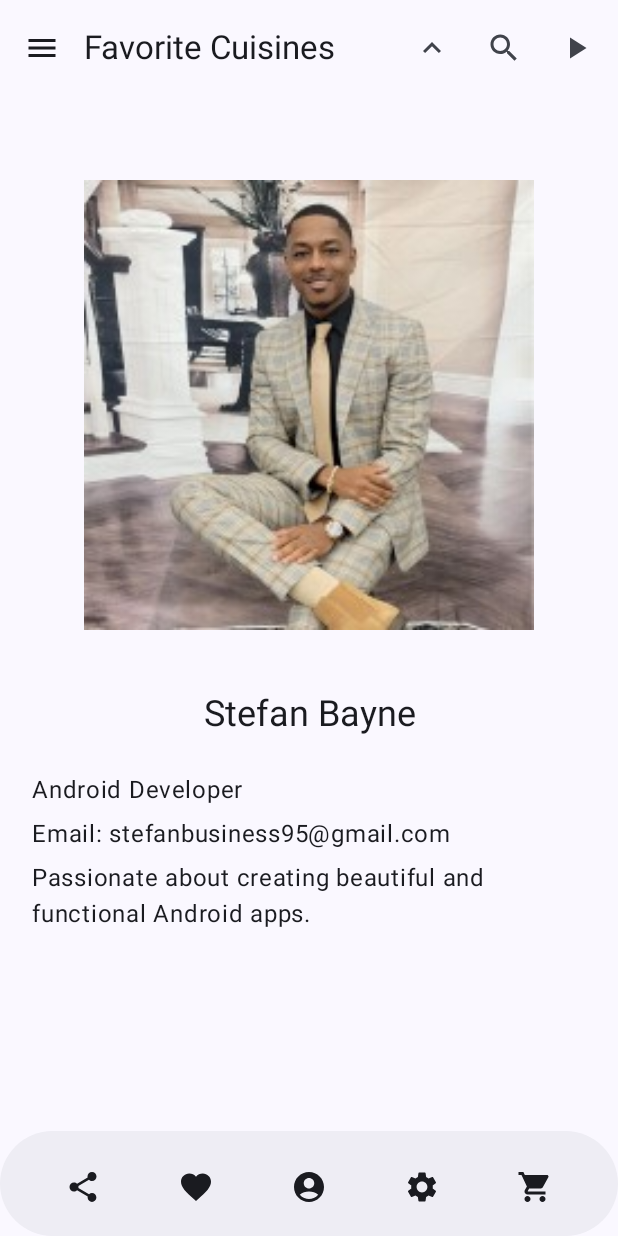
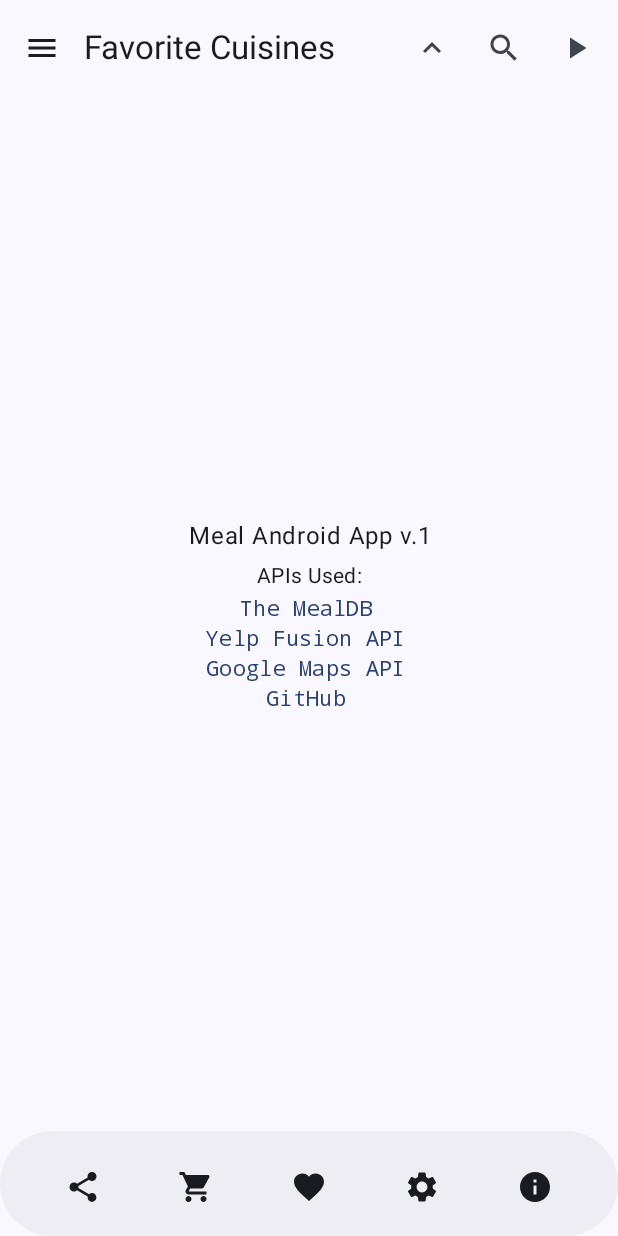
Before and after one commit to GetRighhttt/RecipeCompose, an Android app built with Jetpack Compose: the InfoScreen screen opened through its navigation route, on a phone screen of 412 x 824 dp. Run offline under Robolectric (Android 15) with nearby library versions, the phone set to English and light mode, and no system bars; our stand-ins replace Room's generated code; pictures from the network do not load.

Commit message:
refactor: refactoring about page to info page about the application.

```diff
--- a/app/src/main/java/com/example/recipe_app_compose/MainActivity.kt
+++ b/app/src/main/java/com/example/recipe_app_compose/MainActivity.kt
@@ -12,9 +12,9 @@
 import androidx.compose.foundation.layout.height
 import androidx.compose.foundation.layout.padding
 import androidx.compose.material.icons.Icons
-import androidx.compose.material.icons.filled.AccountCircle
 import androidx.compose.material.icons.filled.Favorite
 import androidx.compose.material.icons.filled.Home
+import androidx.compose.material.icons.filled.Info
 import androidx.compose.material.icons.filled.KeyboardArrowUp
 import androidx.compose.material.icons.filled.Menu
 import androidx.compose.material.icons.filled.PlayArrow
@@ -23,9 +23,9 @@
 import androidx.compose.material.icons.filled.Settings
 import androidx.compose.material.icons.filled.Share
 import androidx.compose.material.icons.filled.ShoppingCart
-import androidx.compose.material.icons.outlined.AccountCircle
 import androidx.compose.material.icons.outlined.Favorite
 import androidx.compose.material.icons.outlined.Home
+import androidx.compose.material.icons.outlined.Info
 import androidx.compose.material.icons.outlined.Settings
 import androidx.compose.material.icons.outlined.ShoppingCart
 import androidx.compose.material3.CenterAlignedTopAppBar
@@ -111,13 +111,13 @@
                         selectedIcon = Icons.Filled.Settings,
                         unselectedIcon = Icons.Outlined.Settings,
                     ), NavigationItem(
-                        title = "About Me",
-                        selectedIcon = Icons.Filled.AccountCircle,
-                        unselectedIcon = Icons.Outlined.AccountCircle
-                    ), NavigationItem(
                         title = "Shops Near Me",
                         selectedIcon = Icons.Filled.ShoppingCart,
                         unselectedIcon = Icons.Outlined.ShoppingCart,
+                    ), NavigationItem(
+                        title = "Info",
+                        selectedIcon = Icons.Filled.Info,
+                        unselectedIcon = Icons.Outlined.Info
                     )
                 )
 
@@ -154,14 +154,15 @@
                                             }
 
                                             3 -> {
-                                                navController.navigate(CategoryScreen.AccountScreen.route)
+                                                navController.navigate(CategoryScreen.YelpScreen.route)
                                                 closeDrawer.isActive
                                             }
 
                                             4 -> {
-                                                navController.navigate(CategoryScreen.YelpScreen.route)
+                                                navController.navigate(CategoryScreen.InfoScreen.route)
                                                 closeDrawer.isActive
                                             }
+
                                         }
                                     },
                                     icon = {
@@ -274,6 +275,19 @@
                                 )
                             }
                             IconButton(onClick = {
+                                showYelpDialogBox = true
+                            }) {
+                                Icon(
+                                    imageVector = Icons.Default.ShoppingCart,
+                                    contentDescription = "Shops"
+                                )
+                                if (showYelpDialogBox) {
+                                    ReusableFullScreenDialog({ YelpScreen(modifier = Modifier) }) {
+                                        showYelpDialogBox = false
+                                    }
+                                }
+                            }
+                            IconButton(onClick = {
                                 navController.navigate(CategoryScreen.FavoriteScreen.route) {
                                     launchSingleTop = true
                                 }
@@ -281,16 +295,6 @@
                                 Icon(
                                     imageVector = Icons.Default.Favorite,
                                     contentDescription = "Favorites"
-                                )
-                            }
-                            IconButton(onClick = {
-                                navController.navigate(CategoryScreen.AccountScreen.route) {
-                                    launchSingleTop = true
-                                }
-                            }) {
-                                Icon(
-                                    imageVector = Icons.Default.AccountCircle,
-                                    contentDescription = "Account"
                                 )
                             }
                             IconButton(onClick = {
@@ -304,17 +308,14 @@
                                 )
                             }
                             IconButton(onClick = {
-                                showYelpDialogBox = true
+                                navController.navigate(CategoryScreen.InfoScreen.route) {
+                                    launchSingleTop = true
+                                }
                             }) {
                                 Icon(
-                                    imageVector = Icons.Default.ShoppingCart,
-                                    contentDescription = "Shops"
+                                    imageVector = Icons.Default.Info,
+                                    contentDescription = "Info"
                                 )
-                                if (showYelpDialogBox) {
-                                    ReusableFullScreenDialog({ YelpScreen(modifier = Modifier) }) {
-                                        showYelpDialogBox = false
-                                    }
-                                }
                             }
                         })
                     }) { innerPadding ->
--- a/app/src/main/java/com/example/recipe_app_compose/core/navigation/CategoryNavigation.kt
+++ b/app/src/main/java/com/example/recipe_app_compose/core/navigation/CategoryNavigation.kt
@@ -7,6 +7,6 @@
     data object IngredientScreen : CategoryScreen("ingredient_screen")
     data object SettingsScreen : CategoryScreen("settings_screen")
     data object FavoriteScreen : CategoryScreen("favorite_screen")
-    data object AccountScreen : CategoryScreen("account_screen")
+    data object InfoScreen : CategoryScreen("account_screen")
     data object YelpScreen : CategoryScreen("yelp_screen")
 }
--- a/app/src/main/java/com/example/recipe_app_compose/core/navigation/RecipeApp.kt
+++ b/app/src/main/java/com/example/recipe_app_compose/core/navigation/RecipeApp.kt
@@ -9,7 +9,7 @@
 import androidx.navigation.compose.NavHost
 import androidx.navigation.compose.composable
 import com.example.recipe_app_compose.features.categories.domain.model.category.Category
-import com.example.recipe_app_compose.features.categories.presentation.view.AccountScreen
+import com.example.recipe_app_compose.features.categories.presentation.view.InfoScreen
 import com.example.recipe_app_compose.features.categories.presentation.view.DetailScreen
 import com.example.recipe_app_compose.features.categories.presentation.view.FavoritesScreen
 import com.example.recipe_app_compose.features.categories.presentation.view.IngredientScreen
@@ -82,9 +82,9 @@
             FavoritesScreen(modifier = modifier)
         }
         composable(
-            route = CategoryScreen.AccountScreen.route
+            route = CategoryScreen.InfoScreen.route
         ) {
-            AccountScreen(modifier = modifier)
+            InfoScreen(modifier = modifier)
         }
         composable(
             route = CategoryScreen.YelpScreen.route
--- a/app/src/main/java/com/example/recipe_app_compose/features/categories/presentation/view/AccountScreen.kt
+++ /dev/null
@@ -1,59 +0,0 @@
-package com.example.recipe_app_compose.features.categories.presentation.view
-
-import androidx.compose.foundation.Image
-import androidx.compose.foundation.layout.Column
-import androidx.compose.foundation.layout.aspectRatio
-import androidx.compose.foundation.layout.fillMaxSize
-import androidx.compose.foundation.layout.fillMaxWidth
-import androidx.compose.foundation.layout.padding
-import androidx.compose.foundation.layout.wrapContentSize
-import androidx.compose.material3.MaterialTheme
-import androidx.compose.material3.Text
-import androidx.compose.runtime.Composable
-import androidx.compose.ui.Modifier
-import androidx.compose.ui.text.style.TextAlign
-import androidx.compose.ui.unit.dp
-import coil.compose.rememberAsyncImagePainter
-import com.example.recipe_app_compose.R
-
-@Composable
-fun AccountScreen(modifier: Modifier) {
-    Column(
-        modifier = modifier
-            .fillMaxSize()
-            .padding(16.dp),
-    ) {
-        Image(
-            painter = rememberAsyncImagePainter(R.drawable.stefan_profile),
-            modifier = Modifier
-                .wrapContentSize() // wrap in layout
-                .padding(40.dp)
-                .aspectRatio(1F),
-            contentDescription = "Thumbnail."
-        )
-        Text(
-            text = "Stefan Bayne",
-            textAlign = TextAlign.Center,
-            style = MaterialTheme.typography.headlineSmall,
-            modifier = Modifier.fillMaxWidth().padding(bottom = 20.dp)
-        )
-        Text(
-            text = "Android Developer",
-            textAlign = TextAlign.Start,
-            style = MaterialTheme.typography.bodyLarge,
-            modifier = Modifier.fillMaxWidth().padding(5.dp)
-        )
-        Text(
-            text = "Email: stefanbusiness95@gmail.com",
-            textAlign = TextAlign.Start,
-            style = MaterialTheme.typography.bodyLarge,
-            modifier = Modifier.fillMaxWidth().padding(5.dp)
-        )
-        Text(
-            text = "Passionate about creating beautiful and functional Android apps.",
-            textAlign = TextAlign.Start,
-            style = MaterialTheme.typography.bodyLarge,
-            modifier = Modifier.fillMaxWidth().padding(5.dp)
-        )
-    }
-}
--- /dev/null
+++ b/app/src/main/java/com/example/recipe_app_compose/features/categories/presentation/view/InfoScreen.kt
@@ -0,0 +1,64 @@
+package com.example.recipe_app_compose.features.categories.presentation.view
+
+import androidx.compose.foundation.layout.Arrangement
+import androidx.compose.foundation.layout.Column
+import androidx.compose.foundation.layout.fillMaxSize
+import androidx.compose.foundation.layout.fillMaxWidth
+import androidx.compose.foundation.layout.padding
+import androidx.compose.material3.MaterialTheme
+import androidx.compose.material3.Text
+import androidx.compose.runtime.Composable
+import androidx.compose.ui.Alignment
+import androidx.compose.ui.Modifier
+import androidx.compose.ui.text.style.TextAlign
+import androidx.compose.ui.unit.dp
+import com.example.recipe_app_compose.core.components.HyperlinkText
+
+@Composable
+fun InfoScreen(modifier: Modifier) {
+    Column(
+        modifier = modifier
+            .fillMaxSize()
+            .padding(16.dp),
+        horizontalAlignment = Alignment.CenterHorizontally,
+        verticalArrangement = Arrangement.Center
+    ) {
+        Text(
+            text = "Meal Android App v.1",
+            textAlign = TextAlign.Center,
+            style = MaterialTheme.typography.bodyLarge,
+            modifier = Modifier
+                .fillMaxWidth()
+                .padding(5.dp)
+        )
+        Text(
+            text = "APIs Used:",
+            textAlign = TextAlign.Center,
+            style = MaterialTheme.typography.bodyMedium,
+            modifier = Modifier
+                .fillMaxWidth()
+                .padding(2.dp)
+        )
+        HyperlinkText(
+            text = "",
+            linkText = listOf("The MealDB"),
+            hyperlinks = listOf("https://www.themealdb.com/api.php")
+        )
+        HyperlinkText(
+            text = "",
+            linkText = listOf("Yelp Fusion API"),
+            hyperlinks = listOf("https://docs.developer.yelp.com/reference/v3_business_search")
+        )
+        HyperlinkText(
+            text = "",
+            linkText = listOf("Google Maps API"),
+            hyperlinks = listOf("https://developers.google.com/maps/documentation/android-sdk")
+        )
+        HyperlinkText(
+            text = "",
+            linkText = listOf("GitHub"),
+            hyperlinks = listOf("https://github.com/GetRighhttt/RecipeCompose")
+        )
+
+    }
+}
```
